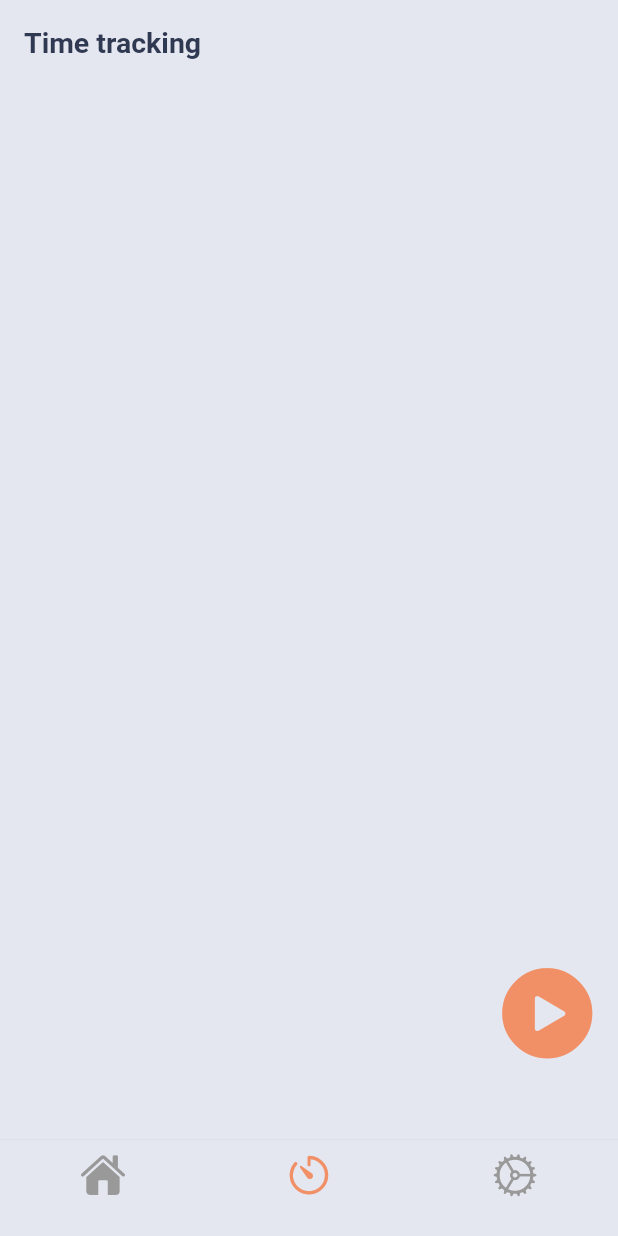
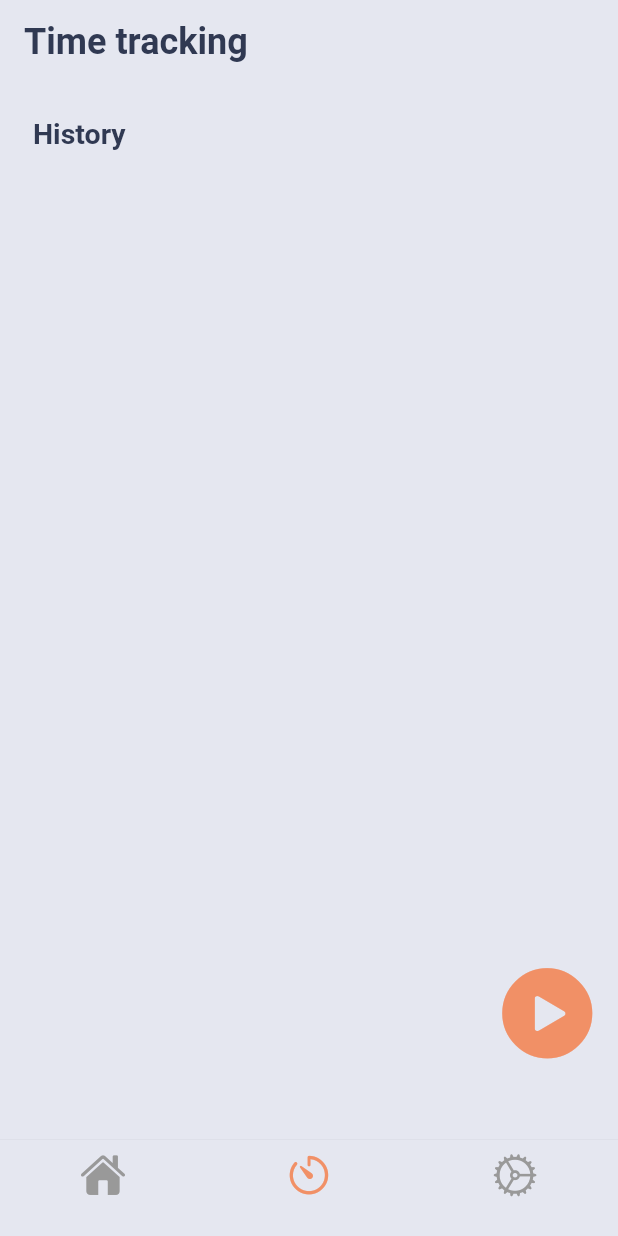
Before and after one commit to SanzharM/innoscripta_test_task, a Flutter app: the screen it shows after launch, item 2 of the bottom bar chosen, on a phone screen of 412 x 824 dp. Run offline on Flutter 3.47's test engine with Material 2 defaults, Android fonts, the light colour scheme and no system bars; our stand-ins replace animated_list_plus, flutter_bloc, flutter_screenutil, flutter_secure_storage, fluttertoast, get_it and 2 more; accounts and stored records are empty.

Commit message:
general improvements

```diff
--- a/assets/l10n/intl_en.arb
+++ b/assets/l10n/intl_en.arb
@@ -23,6 +23,7 @@
     "createdAt": "Create date",
     "lastUpdateDate": "Last update date",
     "timeTracking": "Time tracking",
+    "history": "History",
     "timeTrackingStarted": "Time tracking started",
     "timeTrackingFinished": "Time tracking finished",
     "today": "Today",
@@ -36,5 +37,6 @@
     "clearLocalStorage": "Clear local storage",
     "allLocalDataWillBeDeleted": "All local data will be deleted",
     "yes": "Yes",
-    "no": "No"
+    "no": "No",
+    "more": "Еще"
 }
--- a/assets/l10n/intl_ru.arb
+++ b/assets/l10n/intl_ru.arb
@@ -23,6 +23,7 @@
     "createdAt": "Дата создания",
     "lastUpdateDate": "Дата последнего изменения",
     "timeTracking": "Отслеживание времени",
+    "history": "История",
     "timeTrackingStarted": "Отслеживание времени начато",
     "timeTrackingFinished": "Отслеживание времени завершено",
     "today": "Сегодня",
@@ -36,5 +37,6 @@
     "clearLocalStorage": "Очистить локальное хранилище",
     "allLocalDataWillBeDeleted": "Все сохраненные данные будут удалены",
     "yes": "Да",
-    "no": "Нет"
+    "no": "Нет",
+    "more": "More"
 }
--- a/lib/src/domain/blocs/board/board_event.dart
+++ b/lib/src/domain/blocs/board/board_event.dart
@@ -8,8 +8,6 @@ class BoardUpdateEvent extends BoardEvent {
 
   BoardUpdateEvent(this.boardEntity);
 }
-
-class BoardRefreshEvent extends BoardEvent {}
 
 class BoardChangeColumnIndexEvent extends BoardEvent {
   final int index;
--- a/lib/src/domain/blocs/time_tracking_history/time_tracking_history_bloc.dart
+++ b/lib/src/domain/blocs/time_tracking_history/time_tracking_history_bloc.dart
@@ -23,8 +23,9 @@ class TimeTrackingHistoryBloc extends Bloc<TimeTrackingHistoryEvent, TimeTrackin
   }
 
   void _fetch(TimeTrackingHistoryFetchEvent event, Emitter<TimeTrackingHistoryState> emit) async {
+    if (state.isLoading) return;
+
     emit(state.copyWith(isLoading: true));
-
     try {
       final response = await _repository.getEntries();
       emit(state.copyWith(isLoading: false, timeEntries: response));
--- a/lib/src/domain/entities/custom_theme/custom_theme.dart
+++ b/lib/src/domain/entities/custom_theme/custom_theme.dart
@@ -1,18 +1,21 @@
 import 'dart:convert';
 
-import 'package:flutter/painting.dart';
+import 'package:flutter/material.dart';
 
 import 'package:innoscripta_test_task/src/core/constants/constants.dart';
+import 'package:innoscripta_test_task/src/core/services/utils.dart';
 
 class CustomTheme {
   final Color primaryColor;
   final Color activeColor;
   final Color secondaryColor;
+  final ThemeMode themeMode;
 
   const CustomTheme({
     required this.primaryColor,
     required this.activeColor,
     required this.secondaryColor,
+    this.themeMode = ThemeMode.system,
   });
 
   static const appThemes = [
@@ -25,34 +28,41 @@ class CustomTheme {
     primaryColor: AppColors.greyDark,
     activeColor: AppColors.orangeDark,
     secondaryColor: AppColors.greyLight,
+    themeMode: ThemeMode.dark,
   );
 
   static const superTheme = CustomTheme(
     primaryColor: AppColors.greyLight,
     activeColor: AppColors.orangeLight,
     secondaryColor: AppColors.purpleDark,
+    themeMode: ThemeMode.light,
   );
 
   static const awesomeTheme = CustomTheme(
     primaryColor: AppColors.greenLight,
     activeColor: AppColors.blueDark,
     secondaryColor: AppColors.greyDark,
+    themeMode: ThemeMode.light,
   );
 
   CustomTheme copyWith({
     Color? primaryColor,
     Color? activeColor,
     Color? secondaryColor,
+    ThemeMode? themeMode,
   }) {
     return CustomTheme(
       primaryColor: primaryColor ?? this.primaryColor,
       activeColor: activeColor ?? this.activeColor,
       secondaryColor: secondaryColor ?? this.secondaryColor,
+      themeMode: themeMode ?? this.themeMode,
     );
   }
 
   @override
-  String toString() => 'CustomTheme(primaryColor: $primaryColor, activeColor: $activeColor, secondaryColor: $secondaryColor)';
+  String toString() {
+    return 'CustomTheme(primaryColor: $primaryColor, activeColor: $activeColor, secondaryColor: $secondaryColor, themeMode: $themeMode)';
+  }
 
   Map<String, dynamic> toMap() {
     final result = <String, dynamic>{};
@@ -60,6 +70,7 @@ class CustomTheme {
     result.addAll({'primaryColor': primaryColor.value});
     result.addAll({'activeColor': activeColor.value});
     result.addAll({'secondaryColor': secondaryColor.value});
+    result.addAll({'themeMode': themeMode.name});
 
     return result;
   }
@@ -69,6 +80,7 @@ class CustomTheme {
       primaryColor: Color(map['primaryColor']),
       activeColor: Color(map['activeColor']),
       secondaryColor: Color(map['secondaryColor']),
+      themeMode: Utils.parseThemeMode(map['themeMode']),
     );
   }
 
@@ -83,9 +95,12 @@ class CustomTheme {
     return other is CustomTheme &&
         other.primaryColor == primaryColor &&
         other.activeColor == activeColor &&
-        other.secondaryColor == secondaryColor;
+        other.secondaryColor == secondaryColor &&
+        other.themeMode == themeMode;
   }
 
   @override
-  int get hashCode => primaryColor.hashCode ^ activeColor.hashCode ^ secondaryColor.hashCode;
+  int get hashCode {
+    return primaryColor.hashCode ^ activeColor.hashCode ^ secondaryColor.hashCode ^ themeMode.hashCode;
+  }
 }
--- a/lib/src/presentation/app_router.dart
+++ b/lib/src/presentation/app_router.dart
@@ -2,6 +2,7 @@ import 'package:flutter/cupertino.dart';
 import 'package:flutter_bloc/flutter_bloc.dart';
 import 'package:innoscripta_test_task/src/domain/blocs/board/board_bloc.dart';
 import 'package:innoscripta_test_task/src/domain/blocs/task/task_bloc.dart';
+import 'package:innoscripta_test_task/src/domain/blocs/time_entry/time_entry_bloc.dart';
 import 'package:innoscripta_test_task/src/domain/entities/board/board_entity.dart';
 import 'package:innoscripta_test_task/src/domain/entities/task/task_entity.dart';
 import 'package:innoscripta_test_task/src/presentation/screens/add_board/add_board_screen.dart';
@@ -81,6 +82,7 @@ class AppRouter {
   Future<void> toTaskDescriptionScreen(TaskBloc bloc) => _navigator.pushNamed(_Routes.taskDescription, arguments: bloc);
   void toLanguagesScreen() => _navigator.pushNamed(_Routes.languages);
   void toThemesScreen() => _navigator.pushNamed(_Routes.themes);
+  void toTimeEntryScreen(TimeEntryBloc bloc) => _navigator.pushNamed(_Routes.timeEntries, arguments: bloc);
 }
 
 class _Routes {
@@ -91,6 +93,7 @@ class _Routes {
   static const board = '/board';
   static const task = '/task';
   static const taskDescription = '/taskDescription';
-  static const languages = 'Languages';
-  static const themes = 'Themes';
+  static const languages = '/languages';
+  static const themes = '/themes';
+  static const timeEntries = '/timeEntries';
 }
--- /dev/null
+++ b/lib/src/presentation/screens/time_tracking/components/history_time_track_builder.dart
@@ -0,0 +1,75 @@
+import 'package:flutter/cupertino.dart';
+import 'package:flutter/material.dart';
+import 'package:flutter_bloc/flutter_bloc.dart';
+import 'package:innoscripta_test_task/src/core/constants/app_constraints.dart';
+import 'package:innoscripta_test_task/src/core/services/utils.dart';
+import 'package:innoscripta_test_task/src/domain/blocs/time_entry/time_entry_bloc.dart';
+import 'package:innoscripta_test_task/src/domain/blocs/time_tracking_history/time_tracking_history_bloc.dart';
+import 'package:innoscripta_test_task/src/domain/entities/time_entry/time_entry_entity.dart';
+import 'package:innoscripta_test_task/src/presentation/app_router.dart';
+
+class HistoryTimeTracksBuilder extends StatelessWidget {
+  const HistoryTimeTracksBuilder({super.key});
+
+  @override
+  Widget build(BuildContext context) {
+    final theme = Theme.of(context);
+    return BlocBuilder<TimeTrackingHistoryBloc, TimeTrackingHistoryState>(
+      builder: (context, state) {
+        final historyTracks = state.timeEntries;
+        return RefreshIndicator(
+          onRefresh: () async {
+            context.read<TimeTrackingHistoryBloc>().fetch();
+            await Future.delayed(Utils.animationDuration);
+          },
+          child: AnimatedSwitcher(
+            duration: Utils.animationDuration,
+            child: state.isLoading
+                ? Center(
+                    child: CupertinoActivityIndicator(color: theme.primaryColor),
+                  )
+                : ListView.separated(
+                    physics: const BouncingScrollPhysics(),
+                    padding: EdgeInsets.all(AppConstraints.padding),
+                    itemCount: historyTracks.length,
+                    separatorBuilder: (_, __) => SizedBox(height: AppConstraints.padding),
+                    itemBuilder: (_, i) {
+                      final timeEntry = historyTracks.elementAt(i);
+                      return _HistoryTimeTrackWidget(
+                        timeEntry: timeEntry,
+                      );
+                    },
+                  ),
+          ),
+        );
+      },
+    );
+  }
+}
+
+class _HistoryTimeTrackWidget extends StatelessWidget {
+  const _HistoryTimeTrackWidget({
+    Key? key,
+    required this.timeEntry,
+  }) : super(key: key);
+
+  final TimeEntryEntity timeEntry;
+
+  @override
+  Widget build(BuildContext context) {
+    final theme = Theme.of(context);
+    return CupertinoButton(
+      padding: EdgeInsets.zero,
+      onPressed: () {
+        context.router.toTimeEntryScreen(context.read<TimeEntryBloc>());
+      },
+      child: Container(
+        padding: EdgeInsets.all(AppConstraints.padding),
+        child: Text(
+          timeEntry.readableFormat,
+          style: theme.textTheme.bodyLarge?.apply(color: theme.primaryColor),
+        ),
+      ),
+    );
+  }
+}
--- a/lib/src/presentation/screens/time_tracking/time_tracking_screen.dart
+++ b/lib/src/presentation/screens/time_tracking/time_tracking_screen.dart
@@ -6,8 +6,7 @@ import 'package:innoscripta_test_task/src/core/constants/constants.dart';
 import 'package:innoscripta_test_task/src/core/l10n/l10n_service.dart';
 import 'package:innoscripta_test_task/src/core/services/utils.dart';
 import 'package:innoscripta_test_task/src/domain/blocs/time_tracking/time_tracking_bloc.dart';
-import 'package:innoscripta_test_task/src/domain/blocs/time_tracking_history/time_tracking_history_bloc.dart';
-import 'package:innoscripta_test_task/src/presentation/screens/time_tracking/components/history_time_track_widget.dart';
+import 'package:innoscripta_test_task/src/presentation/screens/time_tracking/components/history_time_track_builder.dart';
 import 'package:innoscripta_test_task/src/presentation/widgets/buttons/app_icon_button.dart';
 
 class TimeTrackingScreen extends StatefulWidget {
@@ -48,30 +47,20 @@ class _TimeTrackingScreenState extends State<TimeTrackingScreen> {
                 ),
               ];
             },
-            body: BlocBuilder<TimeTrackingHistoryBloc, TimeTrackingHistoryState>(
-              builder: (context, state) {
-                final historyTracks = state.timeEntries;
-                return RefreshIndicator(
-                  onRefresh: () async {
-                    context.read<TimeTrackingHistoryBloc>().fetch();
-                    await Future.delayed(Utils.delayDuration);
-                  },
-                  child: ListView.separated(
-                    physics: const BouncingScrollPhysics(),
-                    padding: EdgeInsets.all(AppConstraints.padding),
-                    itemCount: historyTracks.length,
-                    separatorBuilder: (_, __) => SizedBox(
-                      height: AppConstraints.padding / 2,
-                    ),
-                    itemBuilder: (_, i) {
-                      final timeEntry = historyTracks.elementAt(i);
-                      return HistoryTimeTrackWidget(
-                        timeEntry: timeEntry,
-                      );
-                    },
+            body: Column(
+              crossAxisAlignment: CrossAxisAlignment.stretch,
+              children: [
+                Padding(
+                  padding: EdgeInsets.all(AppConstraints.padding),
+                  child: Text(
+                    L10n.of(context).history,
+                    style: theme.textTheme.titleLarge,
                   ),
-                );
-              },
+                ),
+                const Expanded(
+                  child: HistoryTimeTracksBuilder(),
+                ),
+              ],
             ),
           ),
           floatingActionButtonLocation: FloatingActionButtonLocation.miniEndDocked,
--- a/lib/src/presentation/theme/app_theme.dart
+++ b/lib/src/presentation/theme/app_theme.dart
@@ -12,14 +12,19 @@ class AppTheme {
     final primaryColor = theme.primaryColor;
     final secondaryColor = theme.secondaryColor;
     final actionColor = theme.activeColor;
+    bool isDark = theme.themeMode == ThemeMode.dark;
     return ThemeData(
       primaryColor: primaryColor,
       scaffoldBackgroundColor: secondaryColor,
       appBarTheme: AppBarTheme(
-        systemOverlayStyle: SystemUiOverlayStyle.dark,
+        systemOverlayStyle: isDark ? SystemUiOverlayStyle.dark : SystemUiOverlayStyle.light,
         backgroundColor: secondaryColor,
         elevation: 0,
         foregroundColor: primaryColor,
+        titleTextStyle: AppStyles.headlineLarge.copyWith(
+          fontSize: 24.0,
+          color: primaryColor,
+        ),
       ),
       textTheme: AppStyles.textThemeWithColor(primaryColor),
       iconTheme: IconThemeData(
@@ -29,11 +34,17 @@ class AppTheme {
       highlightColor: actionColor,
       hintColor: primaryColor.withOpacity(0.6),
       dividerColor: primaryColor.withOpacity(0.2),
-      colorScheme: ColorScheme.light(
-        onError: AppColors.red,
-        primary: primaryColor,
-        secondary: secondaryColor,
-      ),
+      colorScheme: !isDark
+          ? ColorScheme.dark(
+              onError: AppColors.red,
+              primary: primaryColor,
+              secondary: secondaryColor,
+            )
+          : ColorScheme.light(
+              onError: AppColors.red,
+              primary: primaryColor,
+              secondary: secondaryColor,
+            ),
       cupertinoOverrideTheme: NoDefaultCupertinoThemeData(
         primaryColor: actionColor,
         scaffoldBackgroundColor: secondaryColor,
```
Also changed, not shown: lib/src/core/services/utils.dart (+12 -1 lines), lib/src/core/storage/local_storage.dart (+2 -6 lines), lib/src/domain/blocs/board/board_bloc.dart (+4 -13 lines), lib/src/domain/blocs/task/task_bloc.dart (+10 -0 lines), lib/src/domain/blocs/time_entry/time_entry_bloc.dart (added, +69 -0 lines), lib/src/domain/blocs/time_entry/time_entry_event.dart (added, +18 -0 lines), lib/src/domain/blocs/time_entry/time_entry_state.dart (added, +36 -0 lines), lib/src/presentation/screens/task/components/time_tracking_widget.dart (+62 -14 lines), lib/src/presentation/screens/time_tracking/components/history_time_track_widget.dart (deleted, +0 -29 lines), lib/src/core/l10n/generated/intl/messages_en.dart, lib/src/core/l10n/generated/intl/messages_ru.dart, lib/src/core/l10n/generated/l10n.dart.
